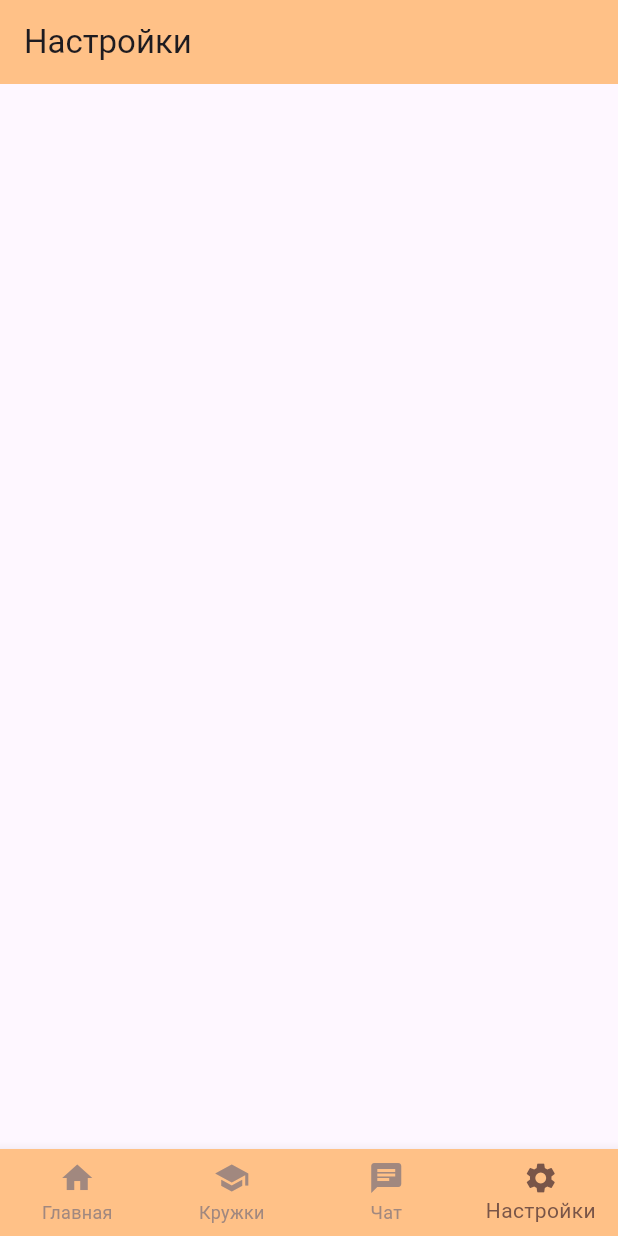
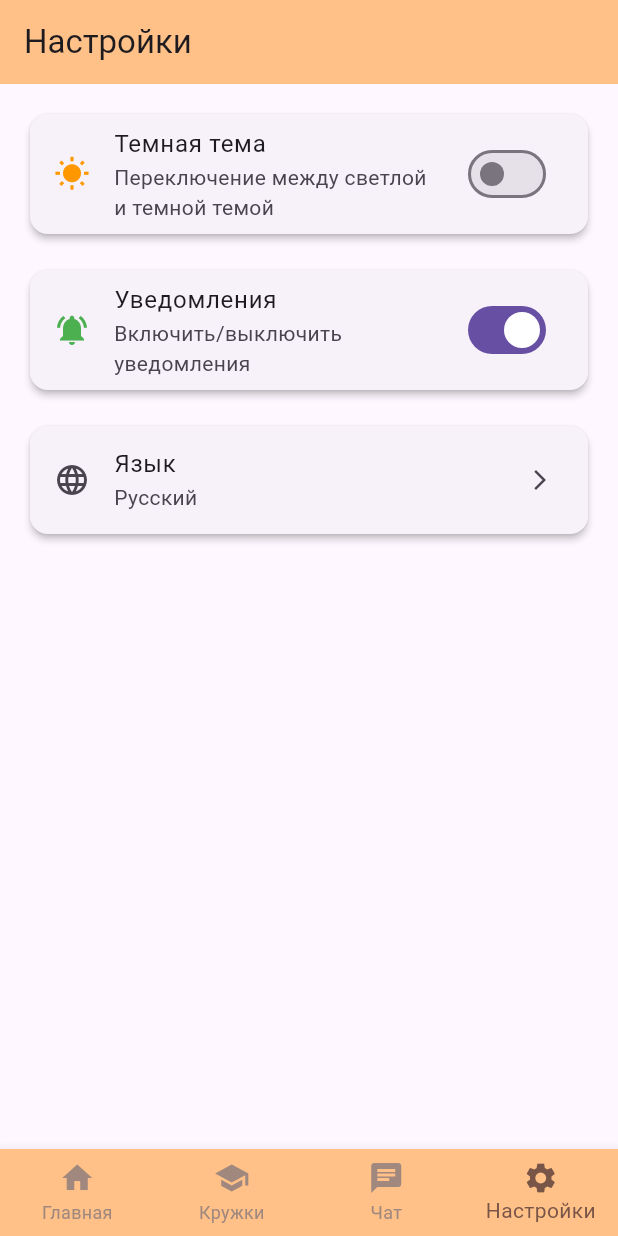
Before and after one commit to FeramTS/ExtracurriculAractivities_App-, a Flutter app: the screen it shows after launch, item 4 of the bottom bar chosen, on a phone screen of 412 x 824 dp. Run offline on Flutter 3.47's test engine with Material 3 defaults, Android fonts, the phone set to English and light mode, and no system bars; our stand-ins replace cached_network_image; network calls fail.

Commit message:
settings page

```diff
--- a/lib/pages/settings_screen.dart
+++ b/lib/pages/settings_screen.dart
@@ -8,13 +8,114 @@ class SettingsScreen extends StatefulWidget {
 }
 
 class _SettingsScreenState extends State<SettingsScreen> {
+  bool _isDarkMode = false;
+  bool _notificationsEnabled = true;
+  int _selectedShape = 0;
+  String _currentLanguage = 'Русский';
+
   @override
   Widget build(BuildContext context) {
     return Scaffold(
       appBar: AppBar(
-        title: Text('Настройки'),
+        title: const Text('Настройки'),
       ),
-      body: Container(),
+      body: ListView(
+        padding: const EdgeInsets.all(16),
+        children: [
+
+          _buildThemeSwitchTile(),
+          const SizedBox(height: 16),
+
+
+          _buildNotificationSwitchTile(),
+          const SizedBox(height: 16),
+
+
+          _buildLanguageSelector(),
+        ],
+      ),
+    );
+  }
+
+  Widget _buildThemeSwitchTile() {
+    return Card(
+      elevation: 2,
+      child: SwitchListTile(
+        title: const Text('Темная тема'),
+        subtitle: const Text('Переключение между светлой и темной темой'),
+        secondary: Icon(
+          _isDarkMode ? Icons.nightlight_round : Icons.wb_sunny,
+          color: _isDarkMode ? Colors.blueAccent : Colors.orange,
+        ),
+        value: _isDarkMode,
+        onChanged: (bool value) {
+          setState(() {
+            _isDarkMode = value;
+          });
+        },
+      ),
+    );
+  }
+
+
+
+  Widget _buildNotificationSwitchTile() {
+
+    return Card(
+      elevation: 2,
+      child: SwitchListTile(
+        title: const Text('Уведомления'),
+        subtitle: const Text('Включить/выключить уведомления'),
+        secondary: Icon(
+          _notificationsEnabled ? Icons.notifications_active : Icons.notifications_off,
+          color: _notificationsEnabled ? Colors.green : Colors.grey,
+        ),
+        value: _notificationsEnabled,
+        onChanged: (bool value) {
+          setState(() {
+            _notificationsEnabled = value;
+          });
+        },
+      ),
+    );
+  }
+
+  Widget _buildLanguageSelector() {
+    return Card(
+      elevation: 2,
+      child: ListTile(
+        title: const Text('Язык'),
+        subtitle: Text(_currentLanguage),
+        leading: const Icon(Icons.language),
+        trailing: const Icon(Icons.arrow_forward_ios, size: 16),
+        onTap: () {
+          _showLanguageDialog();
+        },
+      ),
+    );
+  }
+
+  void _showLanguageDialog() {
+    final languages = ['Русский', 'English', 'Español', 'Deutsch'];
+
+    showDialog(
+      context: context,
+      builder: (context) => AlertDialog(
+        title: const Text('Выберите язык'),
+        content: Column(
+          mainAxisSize: MainAxisSize.min,
+          children: languages.map((language) => ListTile(
+            title: Text(language),
+            trailing: _currentLanguage == language
+                ? const Icon(Icons.check, color: Colors.blue)
+                : null,
+            onTap: () {
+              setState(() => _currentLanguage = language);
+              Navigator.pop(context);
+            },
+          )).toList(),
+        ),
+      ),
     );
   }
 }
```
